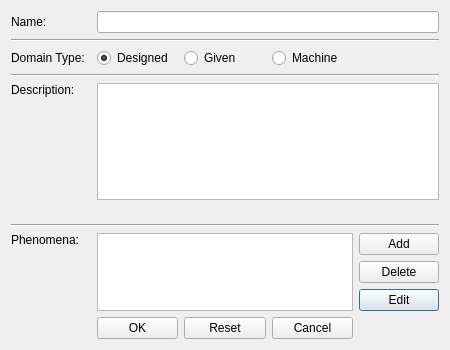
Above: editdomain.ui from mtkloepf/ProF before the change. Below: the same form after it.
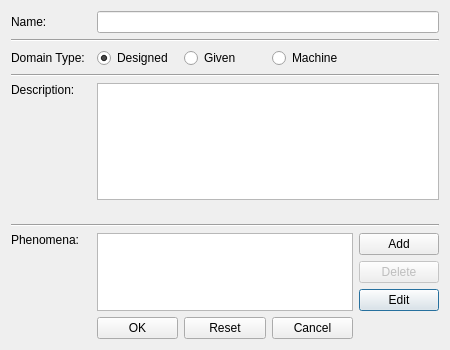
That is the form after the change.

Diff of the .ui file:
```diff
--- a/editdomain.ui
+++ b/editdomain.ui
@@ -136,7 +136,7 @@
    <item row="16" column="5">
     <widget class="QPushButton" name="deletePhenomenon">
      <property name="enabled">
-      <bool>true</bool>
+      <bool>false</bool>
      </property>
      <property name="text">
       <string>Delete</string>
```
